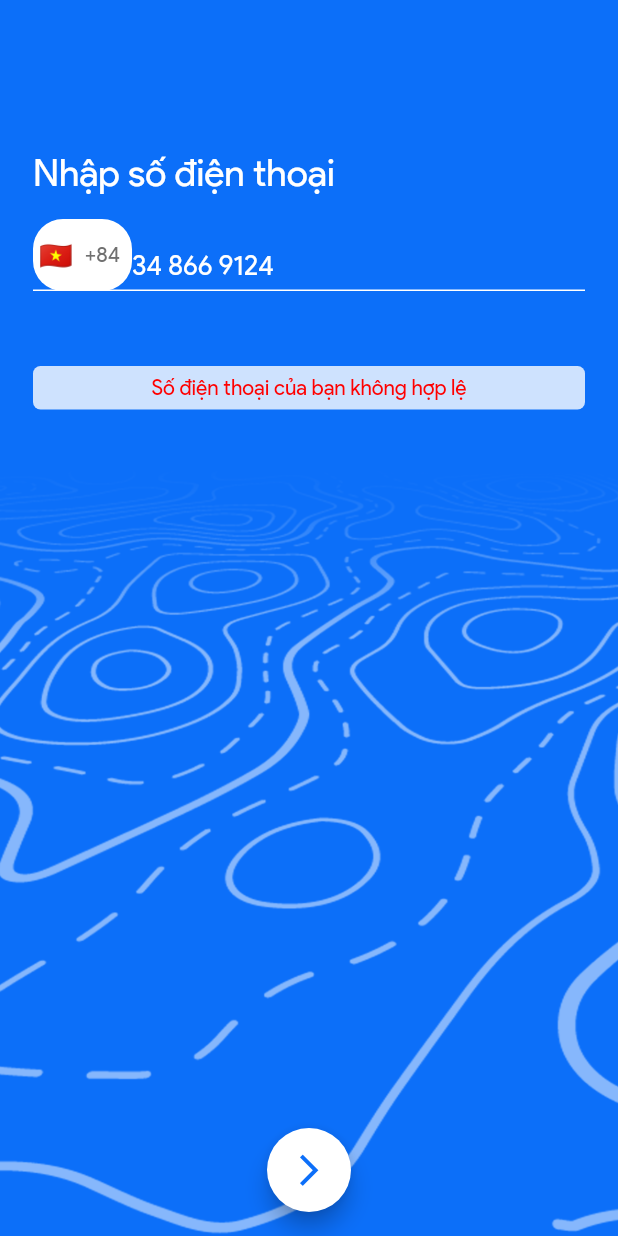
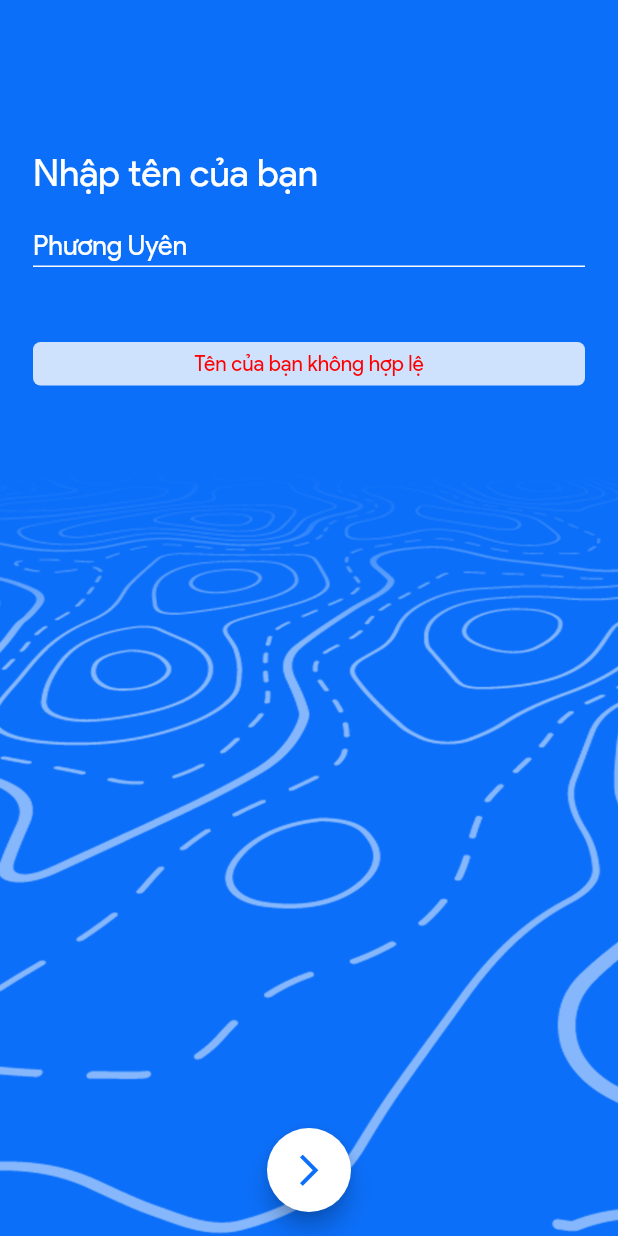
Before and after one commit to TamNguyen8021/Biike-user, a Flutter app: the screen it shows after launch, on a phone screen of 412 x 824 dp. Run offline on Flutter 3.47's test engine with Material 2 defaults, Android fonts, the phone set to English and light mode, and no system bars; drawn by our look-alikes of intl_phone_field; our stand-ins replace flutter_multi_formatter, flutter_rating_bar, flutter_svg, pin_code_fields.

Commit message:
[BIIKE-50] Update screen '004.3_input_name' Update theme in 'main.dart'
Signed-off-by: Tam Nguyen <tamntt8021@gmail.com>

```diff
--- a/lib/main.dart
+++ b/lib/main.dart
@@ -81,7 +81,7 @@ class Biike extends StatelessWidget {
               UnderlineInputBorder(borderSide: BorderSide(color: Colors.white)),
         ),
       ),
-      initialRoute: '/inputPhone',
+      initialRoute: '/inputName',
       routes: {
         '/open': (BuildContext ctx) => OpenPage(),
         '/welcome': (BuildContext ctx) => WelcomePage(),
--- a/lib/utils/custom_strings.dart
+++ b/lib/utils/custom_strings.dart
@@ -20,9 +20,9 @@ class CustomStrings {
   static const String kResendVerifyCode = "Yêu cầu gửi lại mã sau 59 giây";
   static const String kInvalidPin = "Mã xác nhận không chính xác";
 
-  // '009-input-name' screen
+  // '004.3_input_name' screen
   static const String kInputName = "Nhập tên của bạn";
-  static const String kErrorName = "*Tên của bạn không hợp lệ";
+  static const String kErrorName = "Tên của bạn không hợp lệ";
 
   // '010-choose-role' screen
   static const String kChooseMode = "Bắt đầu ứng dụng\nvới vai trò là";
```
Also changed, not shown: lib/pages/input_name_page.dart (+7 -14 lines).
